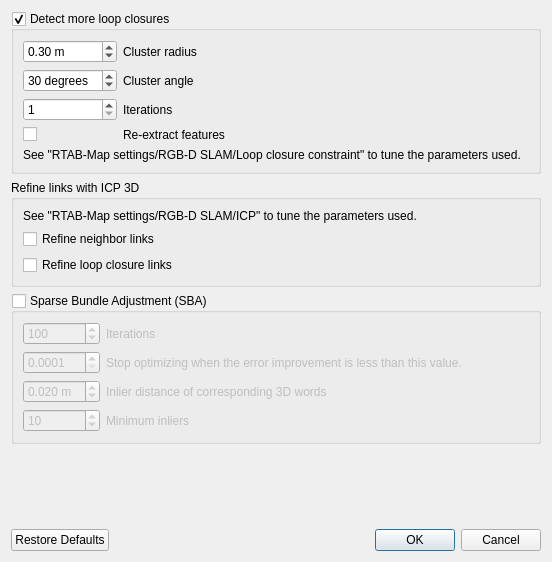
The window that guilib/src/ui/postProcessingDialog.ui (ros2-gbp/rtabmap-release) describes before a commit, drawn with Qt 5.
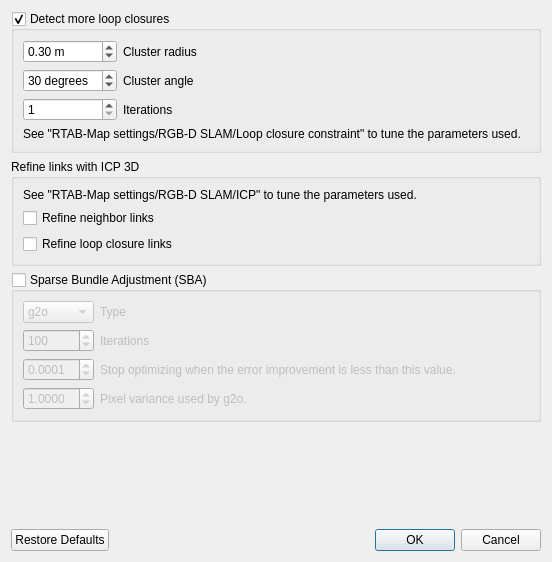
The same window after the commit. Icons and pictures are not drawn.

```diff
--- a/guilib/src/ui/postProcessingDialog.ui
+++ b/guilib/src/ui/postProcessingDialog.ui
@@ -87,26 +87,6 @@
           </property>
          </widget>
         </item>
-        <item row="3" column="1">
-         <widget class="QLabel" name="label_5">
-          <property name="text">
-           <string>Re-extract features</string>
-          </property>
-          <property name="wordWrap">
-           <bool>true</bool>
-          </property>
-         </widget>
-        </item>
-        <item row="3" column="0">
-         <widget class="QCheckBox" name="reextractFeatures">
-          <property name="text">
-           <string/>
-          </property>
-          <property name="checked">
-           <bool>false</bool>
-          </property>
-         </widget>
-        </item>
         <item row="2" column="1">
          <widget class="QLabel" name="label_6">
           <property name="text">
@@ -201,85 +181,66 @@
      <layout class="QVBoxLayout" name="verticalLayout_4">
       <item>
        <layout class="QGridLayout" name="gridLayout_2" columnstretch="0,1">
-        <item row="0" column="1">
-         <widget class="QLabel" name="label_8">
-          <property name="text">
-           <string>Iterations</string>
-          </property>
-          <property name="wordWrap">
-           <bool>true</bool>
-          </property>
-         </widget>
-        </item>
-        <item row="2" column="1">
-         <widget class="QLabel" name="label_10">
-          <property name="text">
-           <string>Inlier distance of corresponding 3D words</string>
-          </property>
-          <property name="wordWrap">
-           <bool>true</bool>
-          </property>
-         </widget>
-        </item>
-        <item row="2" column="0">
-         <widget class="QDoubleSpinBox" name="sba_minInlierDistance">
-          <property name="suffix">
-           <string> m</string>
-          </property>
-          <property name="decimals">
-           <number>3</number>
-          </property>
-          <property name="minimum">
-           <double>0.001000000000000</double>
-          </property>
-          <property name="maximum">
-           <double>10.000000000000000</double>
-          </property>
-          <property name="singleStep">
-           <double>0.010000000000000</double>
-          </property>
-          <property name="value">
-           <double>0.020000000000000</double>
-          </property>
-         </widget>
-        </item>
-        <item row="3" column="1">
-         <widget class="QLabel" name="label_11">
-          <property name="text">
-           <string>Minimum inliers</string>
-          </property>
-          <property name="wordWrap">
-           <bool>true</bool>
-          </property>
-         </widget>
-        </item>
-        <item row="3" column="0">
-         <widget class="QSpinBox" name="sba_minInliers">
-          <property name="minimum">
-           <number>1</number>
-          </property>
-          <property name="maximum">
-           <number>1000</number>
-          </property>
-          <property name="value">
-           <number>10</number>
-          </property>
-         </widget>
-        </item>
-        <item row="0" column="0">
+        <item row="1" column="0">
          <widget class="QSpinBox" name="sba_iterations">
           <property name="minimum">
            <number>1</number>
           </property>
           <property name="maximum">
-           <number>1000</number>
+           <number>999999</number>
           </property>
           <property name="value">
            <number>100</number>
           </property>
          </widget>
         </item>
+        <item row="0" column="0">
+         <widget class="QComboBox" name="comboBox_sbaType">
+          <item>
+           <property name="text">
+            <string>g2o</string>
+           </property>
+          </item>
+          <item>
+           <property name="text">
+            <string>cvsba</string>
+           </property>
+          </item>
+         </widget>
+        </item>
+        <item row="2" column="0">
+         <widget class="QDoubleSpinBox" name="sba_epsilon">
+          <property name="suffix">
+           <string/>
+          </property>
+          <property name="decimals">
+           <number>4</number>
+          </property>
+          <property name="minimum">
+           <double>0.000000000000000</double>
+          </property>
+          <property name="maximum">
+           <double>1.000000000000000</double>
+          </property>
+          <property name="singleStep">
+           <double>0.000100000000000</double>
+          </property>
+          <property name="value">
+           <double>0.000100000000000</double>
+          </property>
+         </widget>
+        </item>
         <item row="1" column="1">
+         <widget class="QLabel" name="label_8">
+          <property name="text">
+           <string>Iterations</string>
+          </property>
+          <property name="wordWrap">
+           <bool>true</bool>
+          </property>
+         </widget>
+        </item>
+        <item row="2" column="1">
          <widget class="QLabel" name="label_9">
           <property name="text">
            <string>Stop optimizing when the error improvement is less than this value.</string>
@@ -289,8 +250,28 @@
           </property>
          </widget>
         </item>
-        <item row="1" column="0">
-         <widget class="QDoubleSpinBox" name="sba_epsilon">
+        <item row="0" column="1">
+         <widget class="QLabel" name="label_10">
+          <property name="text">
+           <string>Type</string>
+          </property>
+          <property name="wordWrap">
+           <bool>true</bool>
+          </property>
+         </widget>
+        </item>
+        <item row="3" column="1">
+         <widget class="QLabel" name="label_variance">
+          <property name="text">
+           <string>Pixel variance used by g2o.</string>
+          </property>
+          <property name="wordWrap">
+           <bool>true</bool>
+          </property>
+         </widget>
+        </item>
+        <item row="3" column="0">
+         <widget class="QDoubleSpinBox" name="sba_variance">
           <property name="suffix">
            <string/>
           </property>
@@ -298,16 +279,16 @@
            <number>4</number>
           </property>
           <property name="minimum">
-           <double>0.000100000000000</double>
+           <double>0.000000000000000</double>
           </property>
           <property name="maximum">
-           <double>1.000000000000000</double>
+           <double>10.000000000000000</double>
           </property>
           <property name="singleStep">
            <double>0.000100000000000</double>
           </property>
           <property name="value">
-           <double>0.000100000000000</double>
+           <double>1.000000000000000</double>
           </property>
          </widget>
         </item>
```
Left out of the diff: 2 changed lines with no effect on the pictures.
